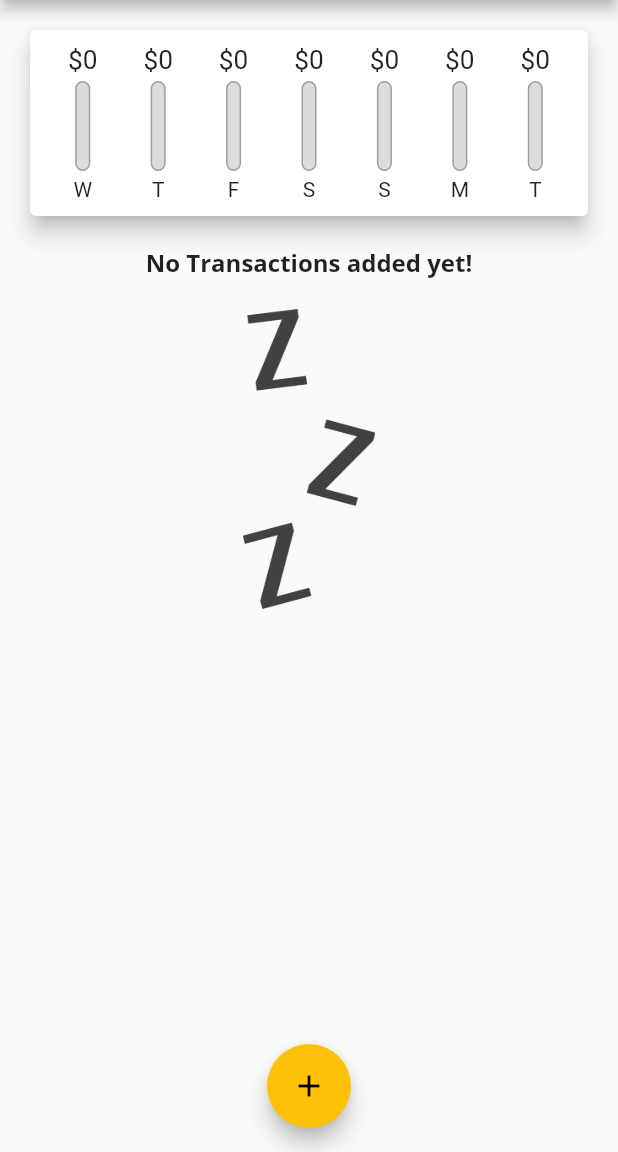
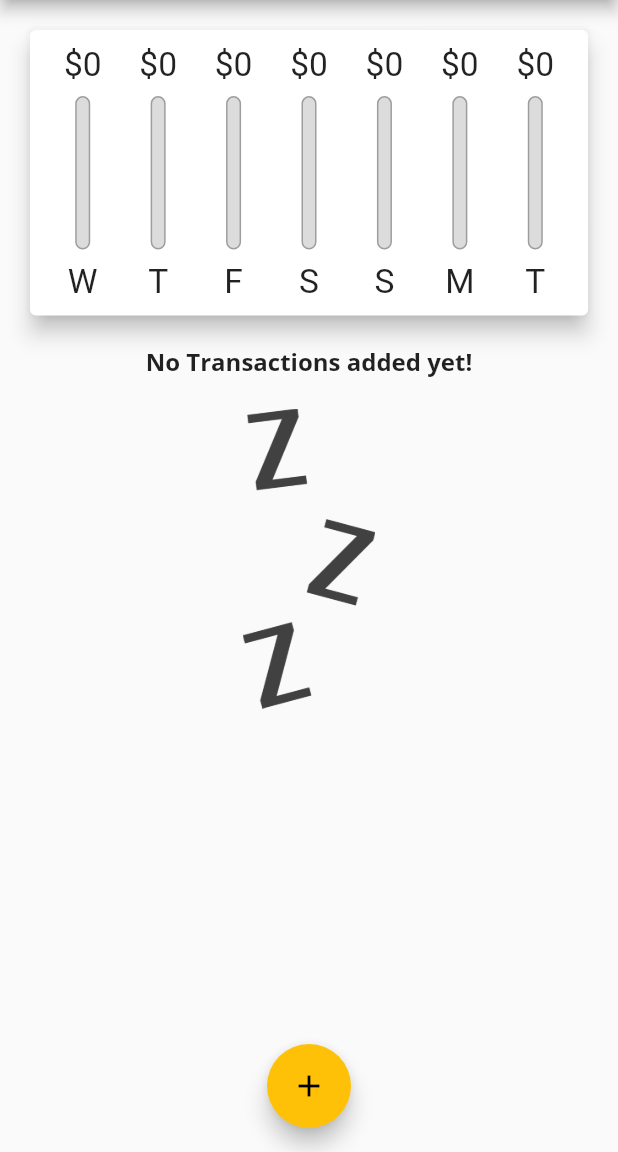
Before and after one commit to ferbucheli/PersonalExpensesApp, a Flutter app: the screen it shows after launch, on a phone screen of 412 x 824 dp, the part 84-1236 px from its top. Run offline on Flutter 3.47's test engine with Material 2 defaults, Android fonts, the phone set to English and light mode, and no system bars.

Commit message:
updated sizing: dynamic calculated widget sizes

```diff
--- a/lib/main.dart
+++ b/lib/main.dart
@@ -7,6 +7,13 @@ import './model/transaction.dart';
 import './widgets/transaction_list.dart';
 
 void main() {
+  // WidgetsFlutterBinding.ensureInitialized();
+  // SystemChrome.setPreferredOrientations(
+  //   [
+  //     DeviceOrientation.portraitUp,
+  //     DeviceOrientation.portraitDown,
+  //   ],
+  // );
   runApp(const MyApp());
 }
 
@@ -105,8 +112,7 @@ class _MyHomePageState extends State<MyHomePage> {
 
   @override
   Widget build(BuildContext context) {
-    return Scaffold(
-      appBar: AppBar(
+    final appBar = AppBar(
       title: const Text(
         'Personal Expenses',
       ),
@@ -116,13 +122,32 @@ class _MyHomePageState extends State<MyHomePage> {
           icon: Icon(Icons.add),
         ),
       ],
-      ),
+    );
+    return Scaffold(
+      appBar: appBar,
       body: SingleChildScrollView(
         child: Column(
           crossAxisAlignment: CrossAxisAlignment.stretch,
           children: <Widget>[
-            Chart(_recentTransactions),
-            TransactionList(_transactions, _deleteTransaction),
+            Container(
+              height: (MediaQuery.of(context).size.height -
+                      appBar.preferredSize.height -
+                      MediaQuery.of(context).padding.top) *
+                  0.3,
+              child: Chart(
+                _recentTransactions,
+              ),
+            ),
+            Container(
+              height: (MediaQuery.of(context).size.height -
+                      appBar.preferredSize.height -
+                      MediaQuery.of(context).padding.top) *
+                  0.7,
+              child: TransactionList(
+                _transactions,
+                _deleteTransaction,
+              ),
+            ),
           ],
         ),
       ),
--- a/lib/widgets/chart_bar.dart
+++ b/lib/widgets/chart_bar.dart
@@ -9,19 +9,20 @@ class ChartBar extends StatelessWidget {
 
   @override
   Widget build(BuildContext context) {
+    return LayoutBuilder(builder: (context, constraints) {
       return Column(
         children: <Widget>[
           Container(
-          height: 20,
+            height: constraints.maxHeight * 0.15,
             child: FittedBox(
               child: Text('\$${spendingAmount.toStringAsFixed(0)}'),
             ),
           ),
           SizedBox(
-          height: 4,
+            height: constraints.maxHeight * 0.05,
           ),
           Container(
-          height: 60,
+            height: constraints.maxHeight * 0.6,
             width: 10,
             child: Stack(
               children: [
@@ -45,10 +46,16 @@ class ChartBar extends StatelessWidget {
             ),
           ),
           SizedBox(
-          height: 4,
+            height: constraints.maxHeight * 0.05,
           ),
-        Text(label),
+          Container(
+            height: constraints.maxHeight * 0.15,
+            child: FittedBox(
+              child: Text(label),
+            ),
+          ),
         ],
       );
+    });
   }
 }
--- a/lib/widgets/transaction_list.dart
+++ b/lib/widgets/transaction_list.dart
@@ -13,9 +13,7 @@ class TransactionList extends StatelessWidget {
 
   @override
   Widget build(BuildContext context) {
-    return Container(
-      height: 300,
-      child: transactions.isEmpty
+    return transactions.isEmpty
         ? Column(
             children: <Widget>[
               Text(
@@ -67,7 +65,6 @@ class TransactionList extends StatelessWidget {
               );
             },
             itemCount: transactions.length,
-            ),
           );
   }
 }
```
Lines whose indentation alone changed are shown as unchanged.
